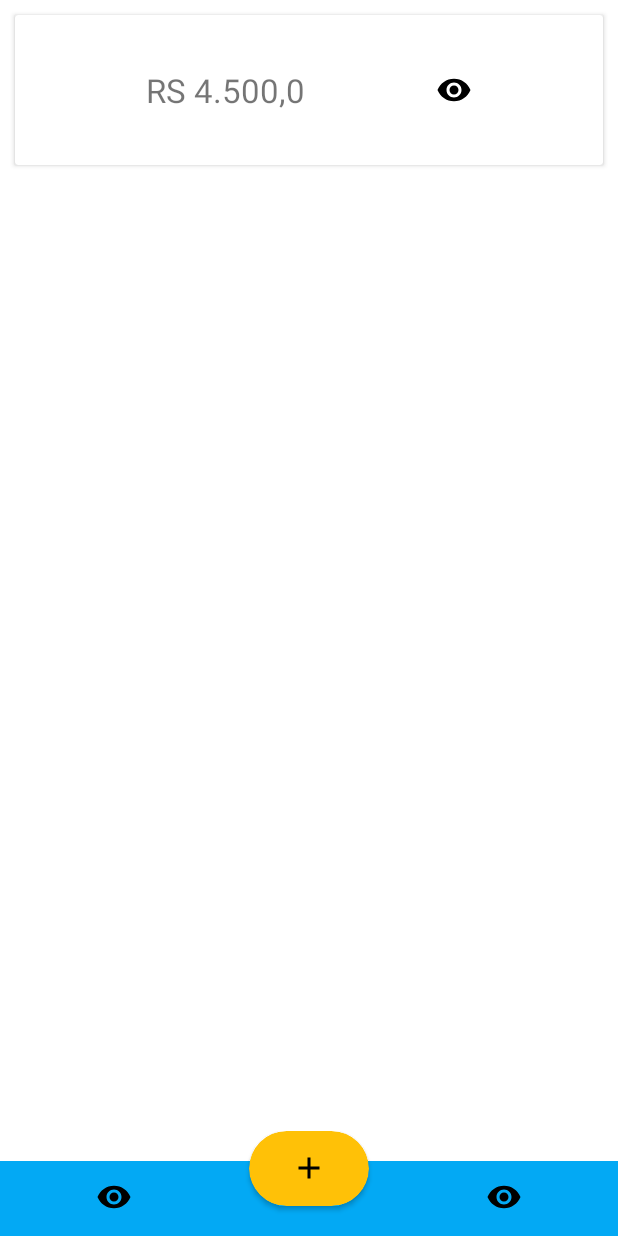
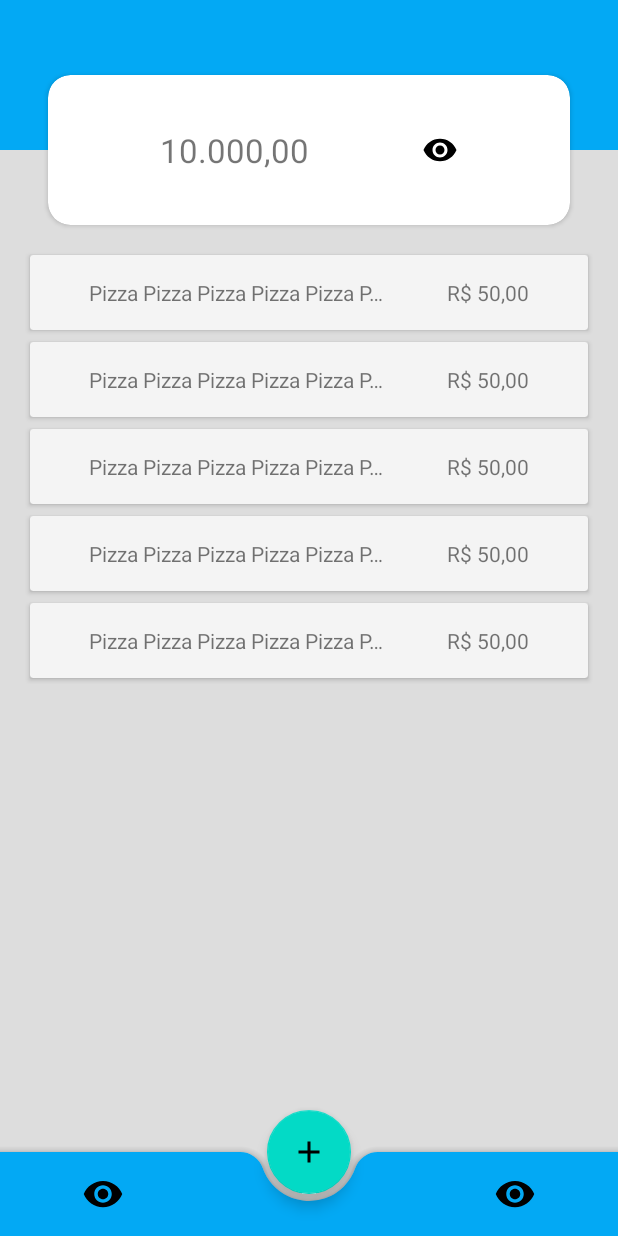
Before and after one commit to luararamos/my_money_app, an Android app: the screen it shows after launch (MainActivity), on a phone screen of 412 x 824 dp. Run offline under Robolectric (Android 15) with nearby library versions, the phone set to English and light mode, and no system bars.

Commit message:
Criacao adapter e atualizando menu

```diff
--- a/app/build.gradle
+++ b/app/build.gradle
@@ -41,6 +41,9 @@ dependencies {
 
     implementation "androidx.coordinatorlayout:coordinatorlayout:1.1.0"
 
+    implementation 'com.google.android.material:material:1.0.0'
+
+
     testImplementation 'junit:junit:4.13.2'
     androidTestImplementation 'androidx.test.ext:junit:1.1.5'
     androidTestImplementation 'androidx.test.espresso:espresso-core:3.5.1'
--- /dev/null
+++ b/app/src/main/java/com/example/mymoneyapp/ListAdapter.kt
@@ -0,0 +1,30 @@
+package com.example.mymoneyapp
+
+import android.view.LayoutInflater
+import android.view.View
+import android.view.ViewGroup
+import androidx.recyclerview.widget.RecyclerView
+import androidx.recyclerview.widget.RecyclerView.ViewHolder
+
+class ListAdapter : RecyclerView.Adapter<ListAdapter.ListViewHolder>() {
+    override fun onCreateViewHolder(parent: ViewGroup, viewType: Int): ListViewHolder {
+        val view = LayoutInflater.from(parent.context).inflate(R.layout.item_bills, parent, false)
+        return ListViewHolder(view)
+    }
+
+
+    override fun onBindViewHolder(holder: ListViewHolder, position: Int) {
+        return holder.bind()
+    }
+
+    override fun getItemCount(): Int {
+        return 5
+    }
+
+    inner class ListViewHolder(itemView: View) : ViewHolder(itemView) {
+        fun bind() {
+
+
+        }
+    }
+}
--- a/app/src/main/java/com/example/mymoneyapp/MainActivity.kt
+++ b/app/src/main/java/com/example/mymoneyapp/MainActivity.kt
@@ -2,10 +2,28 @@ package com.example.mymoneyapp
 
 import androidx.appcompat.app.AppCompatActivity
 import android.os.Bundle
+import android.widget.LinearLayout
+import android.widget.TextView
+import androidx.constraintlayout.widget.ConstraintLayout
+import androidx.lifecycle.Observer
+import androidx.lifecycle.ViewModel
+import androidx.lifecycle.ViewModelProvider
+import androidx.recyclerview.widget.LinearLayoutManager
+import androidx.recyclerview.widget.RecyclerView
 
 class MainActivity : AppCompatActivity() {
     override fun onCreate(savedInstanceState: Bundle?) {
         super.onCreate(savedInstanceState)
         setContentView(R.layout.activity_main)
+        val txtWallet = findViewById<TextView>(R.id.txt_wallet)
+
+        val viewModel = ViewModelProvider(this).get(MainViewModel::class.java)
+        viewModel.totalValue().observe(this, Observer {
+            txtWallet.text = it
+        })
+
+        val rv = findViewById<RecyclerView>(R.id.rv_items_list)
+        rv.adapter = ListAdapter()
+        rv.layoutManager = LinearLayoutManager(this)
     }
 }
--- /dev/null
+++ b/app/src/main/java/com/example/mymoneyapp/MainViewModel.kt
@@ -0,0 +1,17 @@
+package com.example.mymoneyapp
+
+import androidx.lifecycle.LiveData
+import androidx.lifecycle.MutableLiveData
+import androidx.lifecycle.ViewModel
+
+class MainViewModel: ViewModel() {
+    private var txtTotalValue = MutableLiveData<String>()
+
+    init {
+        txtTotalValue.value = "10.000,00"
+    }
+
+    fun totalValue() : LiveData<String>{
+        return txtTotalValue
+    }
+}
--- a/app/src/main/res/layout/activity_main.xml
+++ b/app/src/main/res/layout/activity_main.xml
@@ -2,15 +2,25 @@
 <androidx.constraintlayout.widget.ConstraintLayout xmlns:android="http://schemas.android.com/apk/res/android"
     xmlns:app="http://schemas.android.com/apk/res-auto"
     xmlns:tools="http://schemas.android.com/tools"
+    android:background="#dddddd"
     android:layout_width="match_parent"
     android:layout_height="match_parent"
     tools:context=".MainActivity">
+
+    <View
+        android:id="@+id/view"
+        android:layout_width="match_parent"
+        android:layout_height="100dp"
+        android:background="#03A9F4"
+        app:layout_constraintTop_toTopOf="parent"/>
 
     <androidx.cardview.widget.CardView
         android:id="@+id/cv_wallet"
         android:layout_width="match_parent"
         android:layout_height="100dp"
-        android:layout_margin="10dp"
+        android:layout_marginHorizontal="32dp"
+        android:layout_marginTop="50dp"
+        app:cardCornerRadius="15dp"
         app:layout_constraintEnd_toEndOf="parent"
         app:layout_constraintStart_toStartOf="parent"
         app:layout_constraintTop_toTopOf="parent">
@@ -23,13 +33,13 @@
                 android:id="@+id/txt_wallet"
                 android:layout_width="wrap_content"
                 android:layout_height="wrap_content"
+                android:text="RS 4.500,0"
                 android:textSize="22sp"
                 app:layout_constraintBottom_toBottomOf="parent"
                 app:layout_constraintEnd_toStartOf="@+id/img_visibility"
                 app:layout_constraintHorizontal_chainStyle="spread"
                 app:layout_constraintStart_toStartOf="parent"
-                app:layout_constraintTop_toTopOf="parent"
-                android:text="RS 4.500,0" />
+                app:layout_constraintTop_toTopOf="parent" />
 
             <ImageView
                 android:id="@+id/img_visibility"
@@ -47,73 +57,18 @@
     </androidx.cardview.widget.CardView>
 
     <androidx.recyclerview.widget.RecyclerView
+        android:id="@+id/rv_items_list"
         android:layout_width="match_parent"
         android:layout_height="0dp"
-        app:layout_constraintBottom_toTopOf="@id/view"
+        android:padding="16dp"
         app:layout_constraintEnd_toEndOf="parent"
         app:layout_constraintStart_toStartOf="parent"
         app:layout_constraintTop_toBottomOf="@+id/cv_wallet"
         tools:itemCount="4"
         tools:listitem="@layout/item_bills" />
 
-    <View
-        android:id="@+id/view"
-        android:layout_width="match_parent"
-        android:layout_height="50dp"
-        android:background="#03A9F4"
-        app:layout_constraintBottom_toBottomOf="parent" />
+    <include layout="@layout/menu_coordinator"/>
 
-    <androidx.constraintlayout.widget.ConstraintLayout
-        android:id="@+id/constraintLayout"
-        android:layout_width="match_parent"
-        android:layout_height="70dp"
-        app:layout_constraintBottom_toBottomOf="parent">
-
-        <androidx.cardview.widget.CardView
-            android:layout_width="80dp"
-            android:layout_height="50dp"
-            android:backgroundTint="#FFC107"
-            app:cardCornerRadius="30dp"
-            app:layout_constraintEnd_toEndOf="parent"
-            app:layout_constraintStart_toStartOf="parent"
-            app:layout_constraintTop_toTopOf="parent">
-
-            <ImageView
-                android:layout_width="wrap_content"
-                android:layout_height="wrap_content"
-                android:layout_gravity="center"
-                android:contentDescription="@null"
-                android:src="@drawable/ic_add" />
-
-        </androidx.cardview.widget.CardView>
-
-
-        <ImageView
-            android:id="@+id/img_auto_bills"
-            android:layout_width="24dp"
-            android:layout_height="24dp"
-            android:layout_marginHorizontal="64dp"
-            android:layout_marginBottom="14dp"
-            android:contentDescription="@null"
-            android:src="@drawable/ic_visibility"
-            app:layout_constraintBottom_toBottomOf="parent"
-            app:layout_constraintEnd_toStartOf="@+id/img_monthly_expense"
-            app:layout_constraintHorizontal_chainStyle="spread_inside"
-            app:layout_constraintStart_toStartOf="parent" />
-
-        <ImageView
-            android:id="@+id/img_monthly_expense"
-            android:layout_width="24dp"
-            android:layout_height="24dp"
-            android:layout_marginHorizontal="64dp"
-            android:layout_marginBottom="14dp"
-            android:contentDescription="@null"
-            android:src="@drawable/ic_visibility"
-            app:layout_constraintBottom_toBottomOf="parent"
-            app:layout_constraintEnd_toEndOf="parent"
-            app:layout_constraintStart_toEndOf="@+id/img_auto_bills" />
-
-    </androidx.constraintlayout.widget.ConstraintLayout>
 
 
 </androidx.constraintlayout.widget.ConstraintLayout>
--- a/app/src/main/res/layout/item_bills.xml
+++ b/app/src/main/res/layout/item_bills.xml
@@ -4,7 +4,7 @@
     android:layout_width="match_parent"
     android:layout_height="50dp"
     android:layout_margin="4dp"
-    android:backgroundTint="#FFEB3B">
+    android:backgroundTint="#F4F4F4">
 
     <androidx.constraintlayout.widget.ConstraintLayout
         android:layout_width="match_parent"
--- /dev/null
+++ b/app/src/main/res/layout/menu_coordinator.xml
@@ -0,0 +1,66 @@
+<?xml version="1.0" encoding="utf-8"?>
+<androidx.coordinatorlayout.widget.CoordinatorLayout xmlns:android="http://schemas.android.com/apk/res/android"
+    xmlns:app="http://schemas.android.com/apk/res-auto"
+    android:layout_width="match_parent"
+    android:layout_height="match_parent">
+    <com.google.android.material.bottomappbar.BottomAppBar
+        android:id="@+id/bottomAppBar"
+        android:layout_width="match_parent"
+        android:layout_height="wrap_content"
+        android:layout_gravity="bottom"
+        app:backgroundTint="#03A9F4"
+        app:fabCradleRoundedCornerRadius="16dp"
+        app:fabAlignmentMode="center"
+        app:contentInsetLeft="0dp"
+        app:contentInsetStart="0dp">
+
+        <LinearLayout
+            android:layout_width="match_parent"
+            android:layout_height="wrap_content"
+            android:orientation="horizontal">
+
+
+            <ImageView
+                style="?android:attr/borderlessButtonStyle"
+                android:id="@+id/img_btn_2"
+                android:layout_width="0dp"
+                android:layout_height="wrap_content"
+                android:src="@drawable/ic_visibility"
+                android:layout_weight="1"
+                android:gravity="center"
+                android:orientation="vertical" />
+
+            <ImageView
+                style="?android:attr/borderlessButtonStyle"
+                android:id="@+id/img_btn_3"
+                android:layout_width="0dp"
+                android:layout_height="wrap_content"
+                android:layout_weight="1"
+                android:gravity="center"
+                android:orientation="vertical"
+                android:visibility="invisible"/>
+
+            <ImageView
+                style="?android:attr/borderlessButtonStyle"
+                android:id="@+id/img_btn_4"
+                android:layout_width="0dp"
+                android:layout_height="wrap_content"
+                android:src="@drawable/ic_visibility"
+                android:layout_weight="1"
+                android:gravity="center"
+                android:orientation="vertical"/>
+
+
+        </LinearLayout>
+
+    </com.google.android.material.bottomappbar.BottomAppBar>
+
+    <com.google.android.material.floatingactionbutton.FloatingActionButton
+        android:id="@+id/fab"
+        android:layout_width="wrap_content"
+        android:layout_height="wrap_content"
+        android:src="@drawable/ic_add"
+        app:layout_anchor="@id/bottomAppBar"
+        android:contentDescription="@null" />
+
+</androidx.coordinatorlayout.widget.CoordinatorLayout>
--- a/gradle.properties
+++ b/gradle.properties
@@ -21,3 +21,4 @@ kotlin.code.style=official
 # resources declared in the library itself and none from the library's dependencies,
 # thereby reducing the size of the R class for that library
 android.nonTransitiveRClass=true
+android.enableJetifier=true
```
